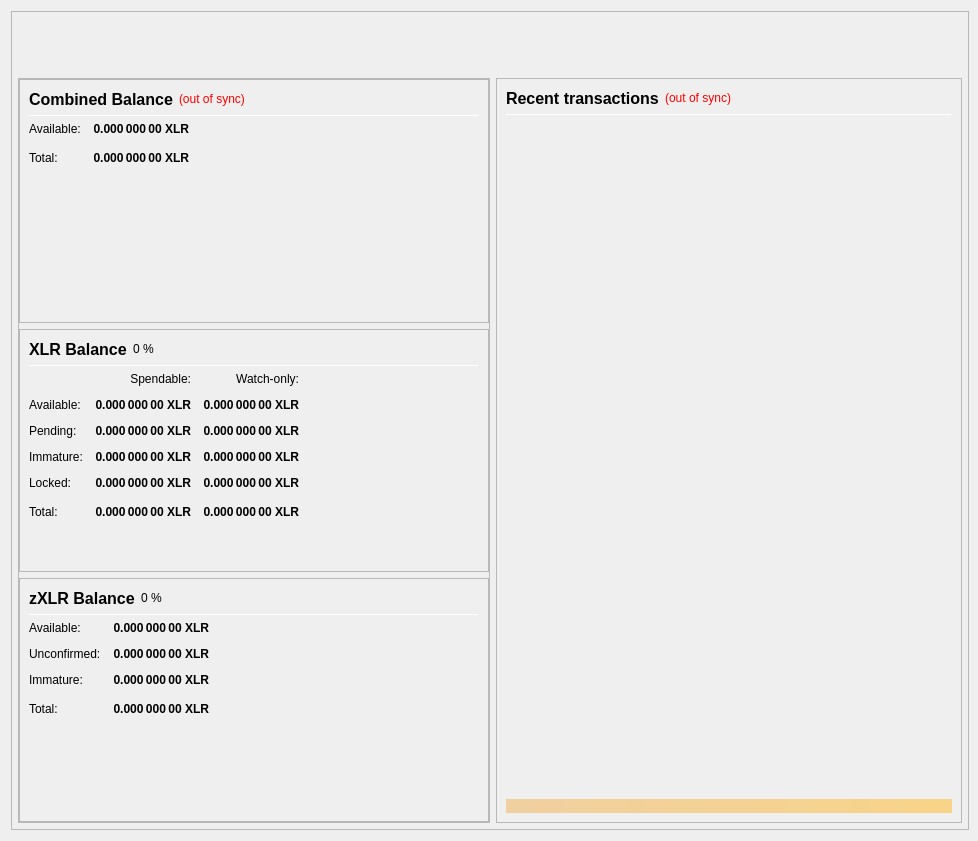
Qt form src/qt/forms/overviewpage.ui (cryptocrowd-xcrc/core-wallet) before a commit.
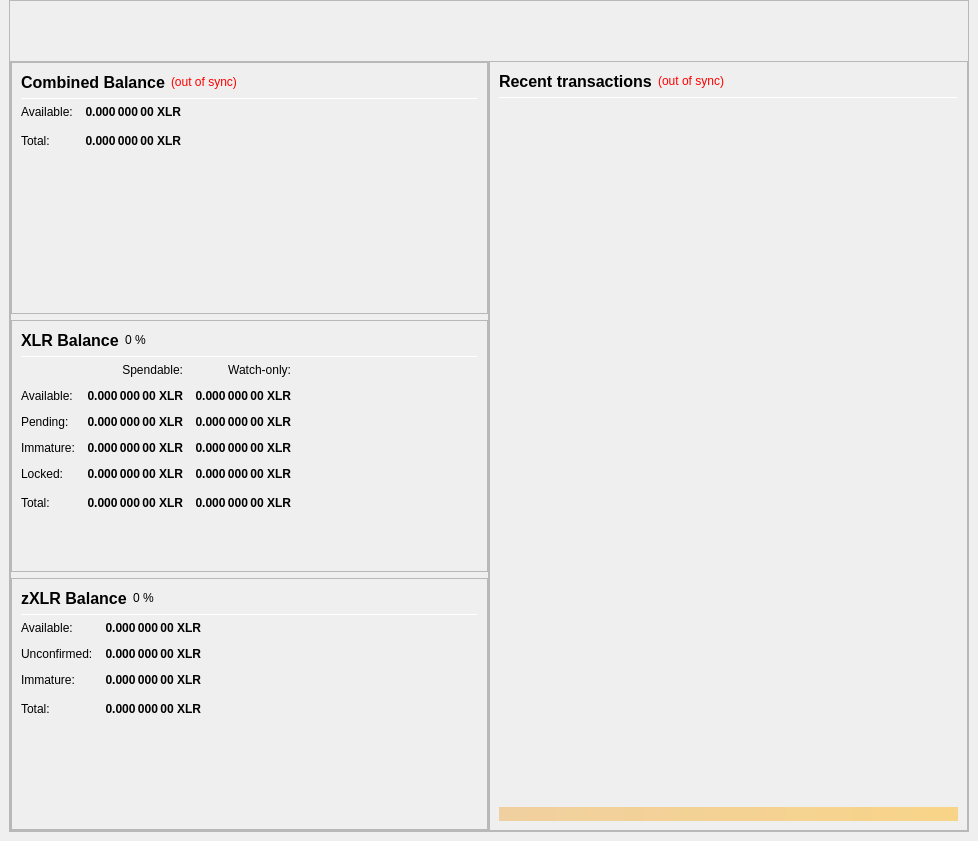
The same form after that commit.

Commit message: Overview page UI updates

```diff
--- a/src/qt/forms/overviewpage.ui
+++ b/src/qt/forms/overviewpage.ui
@@ -20,9 +20,21 @@
    <string>Form</string>
   </property>
   <layout class="QVBoxLayout" name="topLayout" stretch="1">
+   <property name="spacing">
+    <number>0</number>
+   </property>
+   <property name="leftMargin">
+    <number>9</number>
+   </property>
+   <property name="topMargin">
+    <number>0</number>
+   </property>
    <property name="rightMargin">
     <number>9</number>
    </property>
+   <property name="bottomMargin">
+    <number>9</number>
+   </property>
    <item>
     <widget class="QFrame" name="frame_BG">
      <property name="minimumSize">
@@ -44,6 +56,9 @@
       <enum>QFrame::Raised</enum>
      </property>
      <layout class="QVBoxLayout" name="verticalLayout_3" stretch="1">
+      <property name="spacing">
+       <number>0</number>
+      </property>
       <property name="leftMargin">
        <number>0</number>
       </property>
@@ -54,10 +69,13 @@
        <number>0</number>
       </property>
       <property name="bottomMargin">
-       <number>6</number>
+       <number>0</number>
       </property>
       <item>
        <layout class="QVBoxLayout" name="verticalLayout_Master" stretch="0,1">
+        <property name="spacing">
+         <number>0</number>
+        </property>
         <property name="leftMargin">
          <number>0</number>
         </property>
@@ -73,6 +91,9 @@
         <item>
          <widget class="QFrame" name="frame_Header">
           <layout class="QVBoxLayout" name="verticalLayout_Header" stretch="0">
+           <property name="spacing">
+            <number>0</number>
+           </property>
            <property name="leftMargin">
             <number>0</number>
            </property>
@@ -88,7 +109,10 @@
            <item>
             <layout class="QHBoxLayout" name="horizontalLayout_Header" stretch="1">
              <property name="spacing">
-              <number>6</number>
+              <number>0</number>
+             </property>
+             <property name="bottomMargin">
+              <number>0</number>
              </property>
              <item>
               <widget class="QLabel" name="labelOverviewHeaderRight">
@@ -125,14 +149,17 @@
         <item>
          <widget class="QFrame" name="frame_Content">
           <layout class="QVBoxLayout" name="verticalLayout_Content">
+           <property name="spacing">
+            <number>0</number>
+           </property>
            <property name="leftMargin">
-            <number>6</number>
+            <number>0</number>
            </property>
            <property name="topMargin">
             <number>0</number>
            </property>
            <property name="rightMargin">
-            <number>6</number>
+            <number>0</number>
            </property>
            <property name="bottomMargin">
             <number>0</number>
@@ -140,13 +167,16 @@
            <item>
             <layout class="QHBoxLayout" name="horizontalLayout_Content" stretch="1,1">
              <property name="spacing">
-              <number>6</number>
+              <number>0</number>
              </property>
              <item>
               <layout class="QVBoxLayout" name="verticalLayout_left" stretch="1">
                <property name="spacing">
                 <number>0</number>
                </property>
+               <property name="rightMargin">
+                <number>0</number>
+               </property>
                <item>
                 <widget class="QFrame" name="frameObfuscation">
                  <property name="minimumSize">
@@ -1032,6 +1062,9 @@
                <property name="spacing">
                 <number>0</number>
                </property>
+               <property name="leftMargin">
+                <number>0</number>
+               </property>
                <item>
                 <widget class="QFrame" name="frame_RecentTransactions">
                  <property name="minimumSize">
```
The commit also changes 1 other file.
